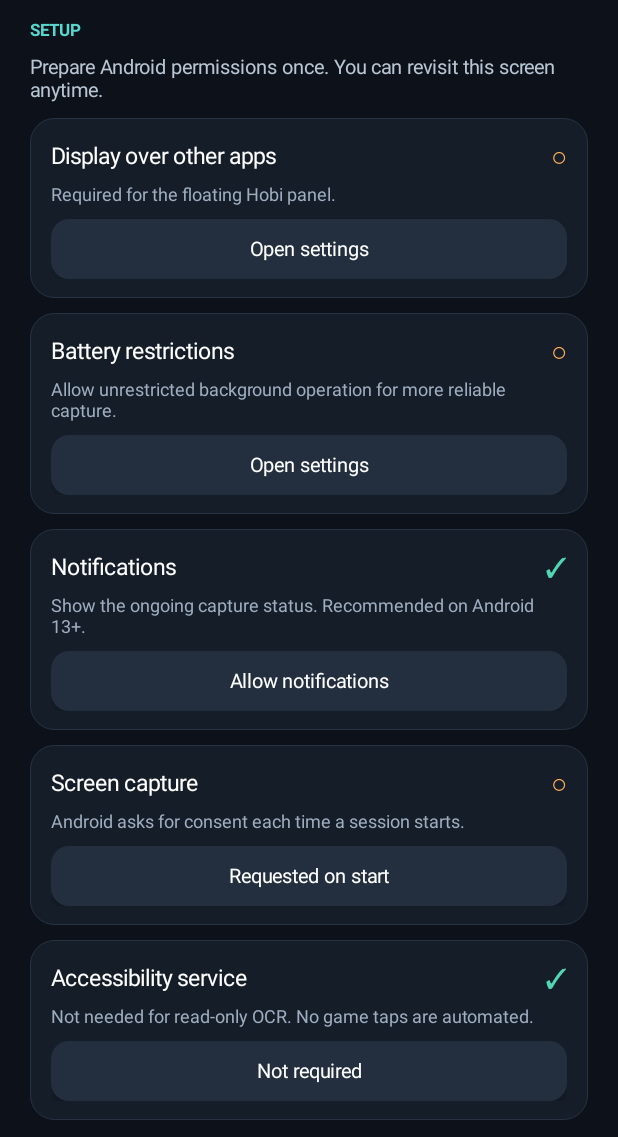
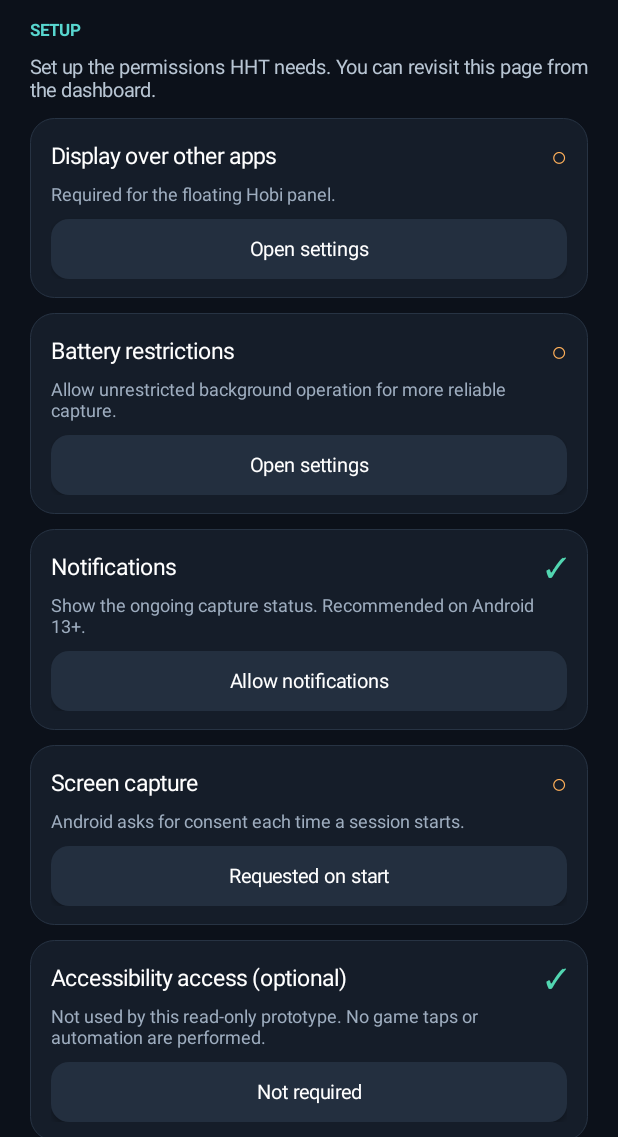
Before and after one commit to M1ST0R/hethereau-hobbies-tool, an Android app: the screen it shows after launch (MainActivity), on a phone screen of 412 x 824 dp, the part 99-1236 px from its top. Run offline under Robolectric (Android 15) with nearby library versions, the phone set to English and light mode, and no system bars.

Commit message:
Polish Android onboarding, OCR readout and launcher icon

```diff
--- a/android/app/src/main/java/com/m1stor/hhtmobile/MainActivity.kt
+++ b/android/app/src/main/java/com/m1stor/hhtmobile/MainActivity.kt
@@ -34,7 +34,7 @@ class MainActivity : Activity() {
     private fun renderSetup() {
         root=LinearLayout(this).apply { orientation=LinearLayout.VERTICAL; setPadding(dp(20),dp(18),dp(20),dp(24)); setBackgroundColor(Color.rgb(12,17,26)) }
         header(root,s("SETUP","НАСТРОЙКА"))
-        text(root,s("Prepare Android permissions once. You can revisit this screen anytime.","Настрой разрешения Android. Этот экран можно открыть повторно."),13,"#B8C5D3",8)
+        text(root,s("Set up the permissions HHT needs. You can revisit this page from the dashboard.","Настрой необходимые разрешения. Этот экран можно повторно открыть из меню."),13,"#B8C5D3",8)
         permissionCard(root,s("Display over other apps","Поверх других приложений"),s("Required for the floating Hobi panel.","Нужно для плавающего окна Hobi."),Settings.canDrawOverlays(this),s("Open settings","Открыть настройки")) {
             startActivity(Intent(Settings.ACTION_MANAGE_OVERLAY_PERMISSION,Uri.parse("package:$packageName")))
         }
@@ -47,9 +47,9 @@ class MainActivity : Activity() {
             if(Build.VERSION.SDK_INT >= 33) requestPermissions(arrayOf(Manifest.permission.POST_NOTIFICATIONS), REQUEST_NOTIFICATIONS)
         }
         permissionCard(root,s("Screen capture","Захват экрана"),s("Android asks for consent each time a session starts.","Android запрашивает разрешение при каждом запуске захвата."),false,s("Requested on start","Запрашивается при запуске")) { requestCapture() }
-        permissionCard(root,s("Accessibility service","Специальные возможности"),s("Not needed for read-only OCR. No game taps are automated.","Для OCR не требуется. Автоматические нажатия пока не реализованы."),true,s("Not required","Не требуется")) {}
-        text(root,s("Play Protect may scan sideloaded APKs. Install only builds from this repository and review warnings. Do not disable device protection globally.","Play Protect может проверять APK из сторонних источников. Устанавливай только сборки из репозитория и проверяй предупреждения. Не отключай защиту устройства целиком."),11,"#8E9BAA",18)
-        root.addView(button(s("Continue to HHT","Перейти в HHT"),true){
+        permissionCard(root,s("Accessibility access (optional)","Специальные возможности (необязательно)"),s("Not used by this read-only prototype. No game taps or automation are performed.","Для OCR не требуется. Автоматические нажатия пока не реализованы."),true,s("Not required","Не требуется")) {}
+        text(root,s("Android may verify sideloaded APKs. Review the system warning and install only a build you trust; keep Play Protect enabled.","Android может проверять APK из сторонних источников. Проверяй предупреждения и устанавливай только доверенную сборку; Play Protect отключать не нужно."),11,"#8E9BAA",18)
+        root.addView(button(s("Open dashboard","Открыть меню"),true){
             if(!Settings.canDrawOverlays(this)){Toast.makeText(this,s("Overlay permission is required.","Нужно разрешить отображение поверх приложений."),Toast.LENGTH_LONG).show();return@button}
             prefs.edit().putBoolean("setup_seen",true).apply();renderHome()
         },LinearLayout.LayoutParams(-1,dp(52)).apply{topMargin=dp(18)})
--- a/android/app/src/main/java/com/m1stor/hhtmobile/capture/CounterOcr.kt
+++ b/android/app/src/main/java/com/m1stor/hhtmobile/capture/CounterOcr.kt
@@ -21,7 +21,7 @@ object CounterOcr {
         return if (ratios.isEmpty()) {
             if (english) "No counters found. Text: ${text.take(90).ifBlank { "—"}}" else "Счётчики не найдены. Текст: ${text.take(90).ifBlank { "—"}}"
         } else {
-            ratios.joinToString("  ·  ")
+            ratios.joinToString("\\n")
         }
     }
 }
--- a/android/app/src/main/res/drawable/ic_launcher_background.xml
+++ b/android/app/src/main/res/drawable/ic_launcher_background.xml
@@ -1 +1,4 @@
-<vector xmlns:android="http://schemas.android.com/apk/res/android" android:width="108dp" android:height="108dp" android:viewportWidth="108" android:viewportHeight="108"><path android:fillColor="#101A28" android:pathData="M0,0h108v108h-108z"/></vector>
+<?xml version="1.0" encoding="utf-8"?>
+<vector xmlns:android="http://schemas.android.com/apk/res/android" android:width="108dp" android:height="108dp" android:viewportWidth="108" android:viewportHeight="108">
+<path android:fillColor="#09111F" android:pathData="M0,0 H108 V108 H0 Z"/>
+</vector>
```
Also changed, not shown: android/app/src/main/java/com/m1stor/hhtmobile/overlay/OverlayService.kt (+1 -1 lines), android/app/src/main/res/drawable/ic_launcher_foreground.xml (+7 -2 lines).
